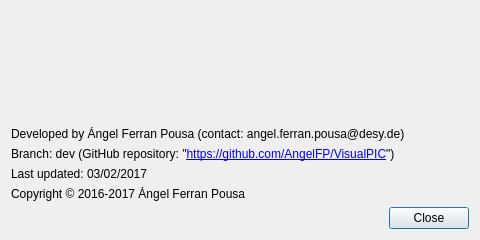
First picture: the form in VisualPIC/Views/aboutWindow.ui, repository AngelFP/VisualPIC, before the edit.
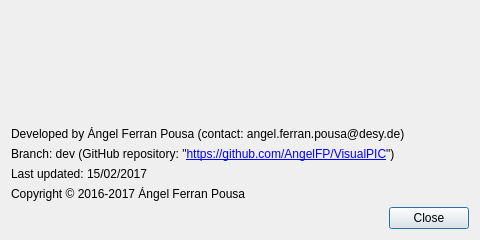
Second picture: the form after the edit. Icons and pictures are not drawn.

Commit message: Simplified unitConverter and added new conversions.

What changed in the file:
```diff
--- a/VisualPIC/Views/aboutWindow.ui
+++ b/VisualPIC/Views/aboutWindow.ui
@@ -102,7 +102,7 @@
    <item>
     <widget class="QLabel" name="label_3">
      <property name="text">
-      <string>Last updated: 03/02/2017</string>
+      <string>Last updated: 15/02/2017</string>
      </property>
     </widget>
    </item>
```
The commit also changes 1 other file.
